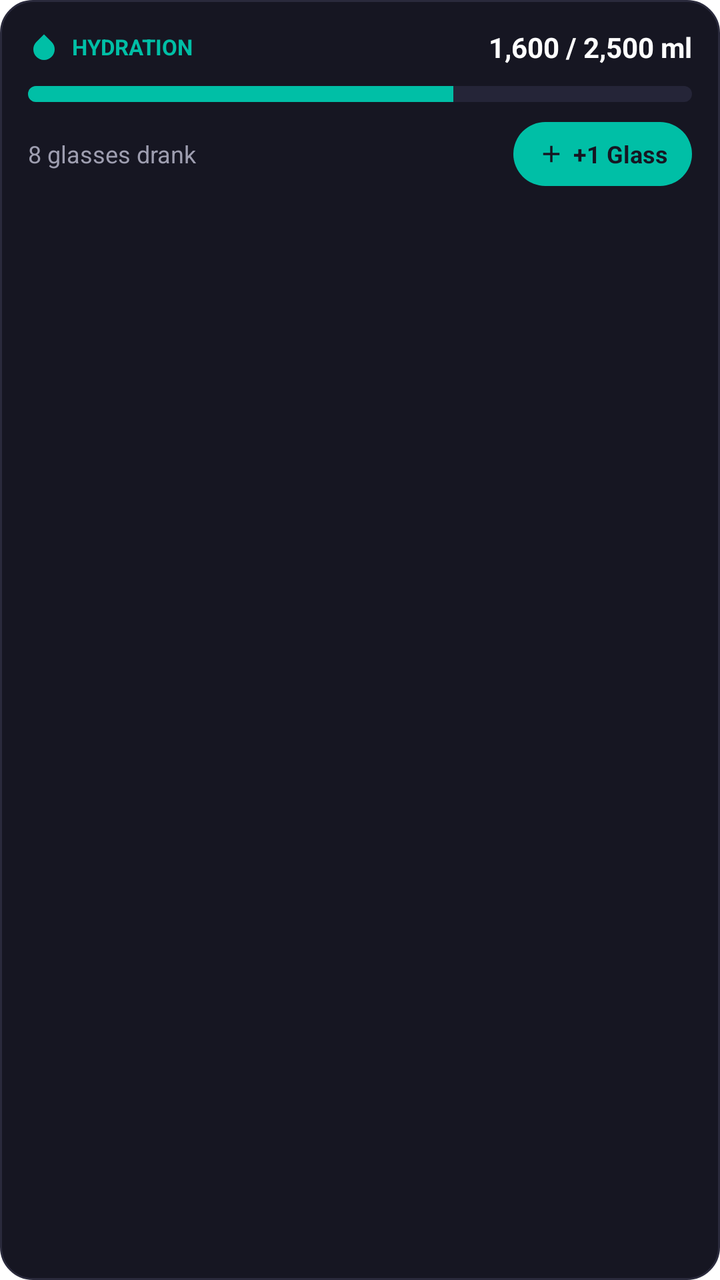
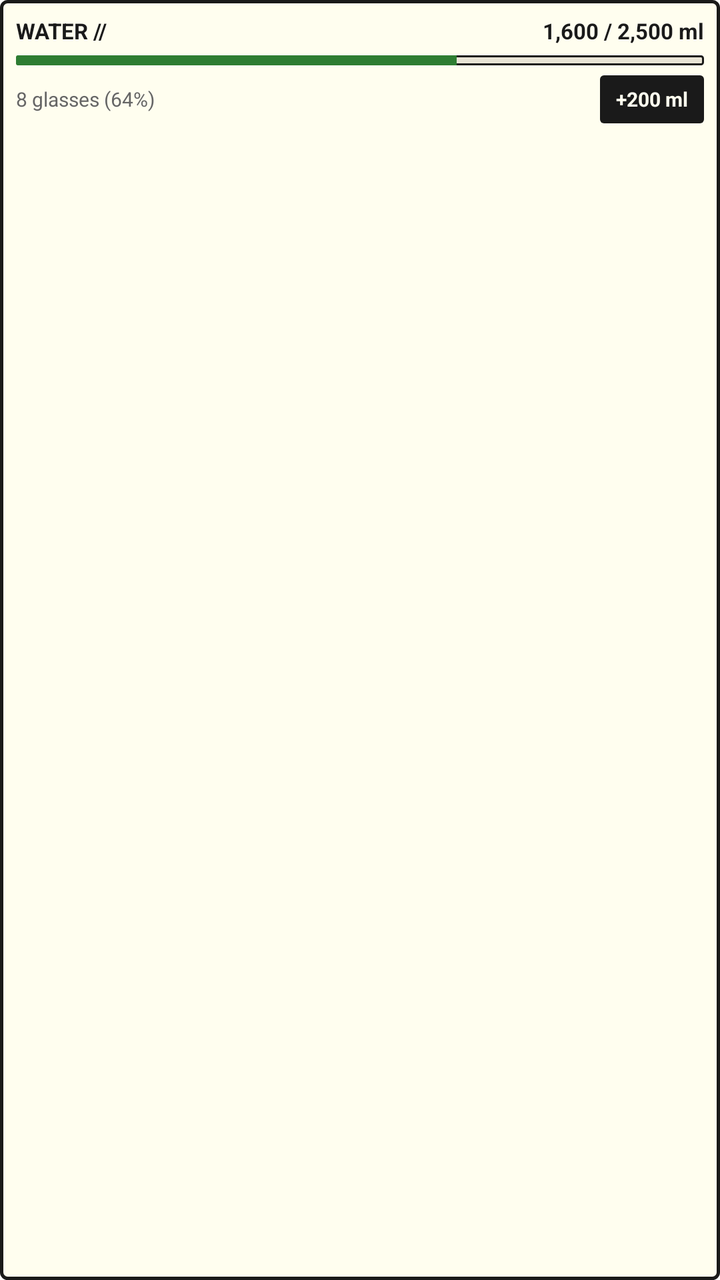

An Android layout rendered at two revisions. The XML below is the earlier revision; the diff shows what the commit changed to produce the second picture.
<!-- AndroidManifest.xml: fallback theme Theme.MaterialComponents.DayNight.NoActionBar -->
<!-- res/layout/widget_water.xml -->
<?xml version="1.0" encoding="utf-8"?>
<LinearLayout xmlns:android="http://schemas.android.com/apk/res/android"
    android:id="@+id/widget_water_container"
    android:layout_width="match_parent"
    android:layout_height="match_parent"
    android:background="@drawable/widget_background"
    android:orientation="vertical"
    android:padding="14dp">

    
    <LinearLayout
        android:layout_width="match_parent"
        android:layout_height="wrap_content"
        android:gravity="center_vertical"
        android:orientation="horizontal">

        <ImageView
            android:layout_width="16dp"
            android:layout_height="16dp"
            android:src="@drawable/ic_widget_water" />

        <TextView
            android:id="@+id/water_widget_title"
            android:layout_width="0dp"
            android:layout_height="wrap_content"
            android:layout_marginStart="6dp"
            android:layout_weight="1"
            android:text="HYDRATION"
            android:textColor="#00BFA6"
            android:textSize="11sp"
            android:textStyle="bold" />

        <TextView
            android:id="@+id/water_widget_progress"
            android:layout_width="wrap_content"
            android:layout_height="wrap_content"
            android:text="1,600 / 2,500 ml"
            android:textColor="#FFFFFF"
            android:textSize="14sp"
            android:textStyle="bold" />
    </LinearLayout>

    
    <ProgressBar
        android:id="@+id/water_widget_progress_bar"
        style="?android:attr/progressBarStyleHorizontal"
        android:layout_width="match_parent"
        android:layout_height="8dp"
        android:layout_marginTop="10dp"
        android:layout_marginBottom="10dp"
        android:max="100"
        android:progress="64"
        android:progressDrawable="@drawable/widget_progress_teal" />

    
    <LinearLayout
        android:layout_width="match_parent"
        android:layout_height="wrap_content"
        android:gravity="center_vertical"
        android:orientation="horizontal">

        <TextView
            android:id="@+id/water_widget_glasses"
            android:layout_width="0dp"
            android:layout_height="wrap_content"
            android:layout_weight="1"
            android:text="8 glasses drank"
            android:textColor="#9E9EB0"
            android:textSize="12sp" />

        <LinearLayout
            android:id="@+id/btn_water_add"
            android:layout_width="wrap_content"
            android:layout_height="32dp"
            android:background="@drawable/widget_btn_teal"
            android:gravity="center"
            android:orientation="horizontal"
            android:paddingStart="12dp"
            android:paddingEnd="12dp">

            <ImageView
                android:layout_width="14dp"
                android:layout_height="14dp"
                android:src="@drawable/ic_glass_plus"
                android:tint="#161622" />

            <TextView
                android:id="@+id/btn_water_add_text"
                android:layout_width="wrap_content"
                android:layout_height="wrap_content"
                android:layout_marginStart="4dp"
                android:text="+1 Glass"
                android:textColor="#161622"
                android:textSize="12sp"
                android:textStyle="bold" />
        </LinearLayout>
    </LinearLayout>
</LinearLayout>
<!-- resources referenced by this layout -->
<resources>
  <!-- drawable ic_glass_plus (drawable) -->
  <vector xmlns:android="http://schemas.android.com/apk/res/android"
      android:width="24dp"
      android:height="24dp"
      android:viewportWidth="24"
      android:viewportHeight="24">
    <path
        android:fillColor="#00BFA6"
        android:pathData="M19,13h-6v6h-2v-6H5v-2h6V5h2v6h6v2z"/>
  </vector>
  <!-- drawable ic_widget_water (drawable) -->
  <vector xmlns:android="http://schemas.android.com/apk/res/android"
      android:width="48dp"
      android:height="48dp"
      android:viewportWidth="24"
      android:viewportHeight="24">
    <path
        android:fillColor="#00BFA6"
        android:pathData="M12,2.69l5.66,5.66a8,8 0,1 1,-11.31 0z"/>
  </vector>
  <!-- drawable widget_background (drawable) -->
  <?xml version="1.0" encoding="utf-8"?>
  <shape xmlns:android="http://schemas.android.com/apk/res/android"
      android:shape="rectangle">
      <solid android:color="#161622" />
      <corners android:radius="16dp" />
      <stroke
          android:width="1dp"
          android:color="#2A2A3C" />
  </shape>
  <!-- drawable widget_btn_teal (drawable) -->
  <?xml version="1.0" encoding="utf-8"?>
  <shape xmlns:android="http://schemas.android.com/apk/res/android"
      android:shape="rectangle">
      <solid android:color="#00BFA6" />
      <corners android:radius="18dp" />
  </shape>
  <!-- drawable widget_progress_teal (drawable) -->
  <?xml version="1.0" encoding="utf-8"?>
  <layer-list xmlns:android="http://schemas.android.com/apk/res/android">
      <item android:id="@android:id/background">
          <shape>
              <corners android:radius="6dp" />
              <solid android:color="#252538" />
          </shape>
      </item>
      <item android:id="@android:id/progress">
          <clip>
              <shape>
                  <corners android:radius="6dp" />
                  <solid android:color="#00BFA6" />
              </shape>
          </clip>
      </item>
  </layer-list>
</resources>

<!-- the commit's change to res/layout/widget_water.xml (unified diff, before → after) -->
@@ -5,7 +5,7 @@
     android:layout_height="match_parent"
     android:background="@drawable/widget_background"
     android:orientation="vertical"
-    android:padding="14dp">
+    android:padding="8dp">
 
     
     <LinearLayout
@@ -14,19 +14,13 @@
         android:gravity="center_vertical"
         android:orientation="horizontal">
 
-        <ImageView
-            android:layout_width="16dp"
-            android:layout_height="16dp"
-            android:src="@drawable/ic_widget_water" />
-
         <TextView
             android:id="@+id/water_widget_title"
             android:layout_width="0dp"
             android:layout_height="wrap_content"
-            android:layout_marginStart="6dp"
             android:layout_weight="1"
-            android:text="HYDRATION"
-            android:textColor="#00BFA6"
+            android:text="WATER //"
+            android:textColor="#1A1A1A"
             android:textSize="11sp"
             android:textStyle="bold" />
 
@@ -35,8 +29,8 @@
             android:layout_width="wrap_content"
             android:layout_height="wrap_content"
             android:text="1,600 / 2,500 ml"
-            android:textColor="#FFFFFF"
-            android:textSize="14sp"
+            android:textColor="#1A1A1A"
+            android:textSize="11sp"
             android:textStyle="bold" />
     </LinearLayout>
 
@@ -45,9 +39,9 @@
         android:id="@+id/water_widget_progress_bar"
         style="?android:attr/progressBarStyleHorizontal"
         android:layout_width="match_parent"
-        android:layout_height="8dp"
-        android:layout_marginTop="10dp"
-        android:layout_marginBottom="10dp"
+        android:layout_height="5dp"
+        android:layout_marginTop="5dp"
+        android:layout_marginBottom="5dp"
         android:max="100"
         android:progress="64"
         android:progressDrawable="@drawable/widget_progress_teal" />
@@ -64,34 +58,29 @@
             android:layout_width="0dp"
             android:layout_height="wrap_content"
             android:layout_weight="1"
-            android:text="8 glasses drank"
-            android:textColor="#9E9EB0"
-            android:textSize="12sp" />
+            android:ellipsize="end"
+            android:maxLines="1"
+            android:text="8 glasses (64%)"
+            android:textColor="#666666"
+            android:textSize="10sp" />
 
         <LinearLayout
             android:id="@+id/btn_water_add"
             android:layout_width="wrap_content"
-            android:layout_height="32dp"
+            android:layout_height="24dp"
             android:background="@drawable/widget_btn_teal"
             android:gravity="center"
             android:orientation="horizontal"
-            android:paddingStart="12dp"
-            android:paddingEnd="12dp">
-
-            <ImageView
-                android:layout_width="14dp"
-                android:layout_height="14dp"
-                android:src="@drawable/ic_glass_plus"
-                android:tint="#161622" />
+            android:paddingStart="8dp"
+            android:paddingEnd="8dp">
 
             <TextView
                 android:id="@+id/btn_water_add_text"
                 android:layout_width="wrap_content"
                 android:layout_height="wrap_content"
-                android:layout_marginStart="4dp"
-                android:text="+1 Glass"
-                android:textColor="#161622"
-                android:textSize="12sp"
+                android:text="+200 ml"
+                android:textColor="#FFFEEF"
+                android:textSize="10sp"
                 android:textStyle="bold" />
         </LinearLayout>
     </LinearLayout>
<!-- resource entries referenced after the edit -->
@@ -1,56 +1,39 @@
 <!-- resources referenced by this layout -->
 <resources>
-  <!-- drawable ic_glass_plus (drawable) -->
-  <vector xmlns:android="http://schemas.android.com/apk/res/android"
-      android:width="24dp"
-      android:height="24dp"
-      android:viewportWidth="24"
-      android:viewportHeight="24">
-    <path
-        android:fillColor="#00BFA6"
-        android:pathData="M19,13h-6v6h-2v-6H5v-2h6V5h2v6h6v2z"/>
-  </vector>
-  <!-- drawable ic_widget_water (drawable) -->
-  <vector xmlns:android="http://schemas.android.com/apk/res/android"
-      android:width="48dp"
-      android:height="48dp"
-      android:viewportWidth="24"
-      android:viewportHeight="24">
-    <path
-        android:fillColor="#00BFA6"
-        android:pathData="M12,2.69l5.66,5.66a8,8 0,1 1,-11.31 0z"/>
-  </vector>
   <!-- drawable widget_background (drawable) -->
   <?xml version="1.0" encoding="utf-8"?>
   <shape xmlns:android="http://schemas.android.com/apk/res/android"
       android:shape="rectangle">
-      <solid android:color="#161622" />
-      <corners android:radius="16dp" />
+      <solid android:color="#FFFEEF" />
+      <corners android:radius="3dp" />
       <stroke
-          android:width="1dp"
-          android:color="#2A2A3C" />
+          android:width="1.5dp"
+          android:color="#1A1A1A" />
   </shape>
   <!-- drawable widget_btn_teal (drawable) -->
   <?xml version="1.0" encoding="utf-8"?>
   <shape xmlns:android="http://schemas.android.com/apk/res/android"
       android:shape="rectangle">
-      <solid android:color="#00BFA6" />
-      <corners android:radius="18dp" />
+      <solid android:color="#1A1A1A" />
+      <corners android:radius="2dp" />
   </shape>
   <!-- drawable widget_progress_teal (drawable) -->
   <?xml version="1.0" encoding="utf-8"?>
   <layer-list xmlns:android="http://schemas.android.com/apk/res/android">
       <item android:id="@android:id/background">
           <shape>
-              <corners android:radius="6dp" />
-              <solid android:color="#252538" />
+              <corners android:radius="1dp" />
+              <solid android:color="#E8E4D5" />
+              <stroke
+                  android:width="1dp"
+                  android:color="#1A1A1A" />
           </shape>
       </item>
       <item android:id="@android:id/progress">
           <clip>
               <shape>
-                  <corners android:radius="6dp" />
-                  <solid android:color="#00BFA6" />
+                  <corners android:radius="1dp" />
+                  <solid android:color="#2E7D32" />
               </shape>
           </clip>
       </item>
